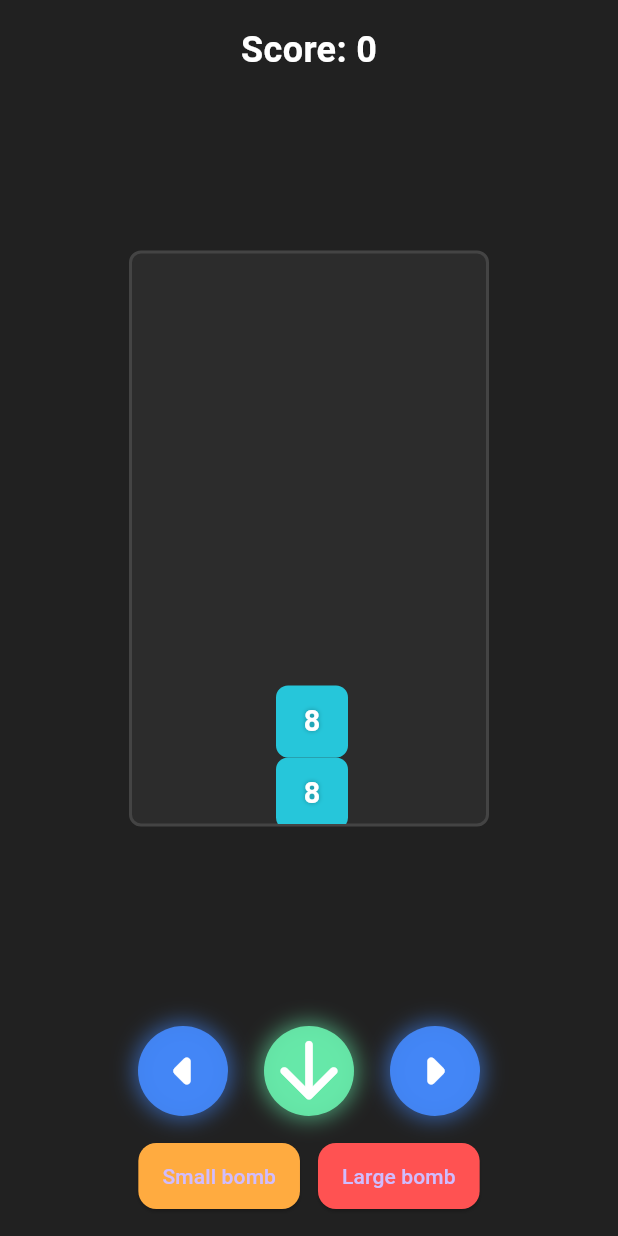
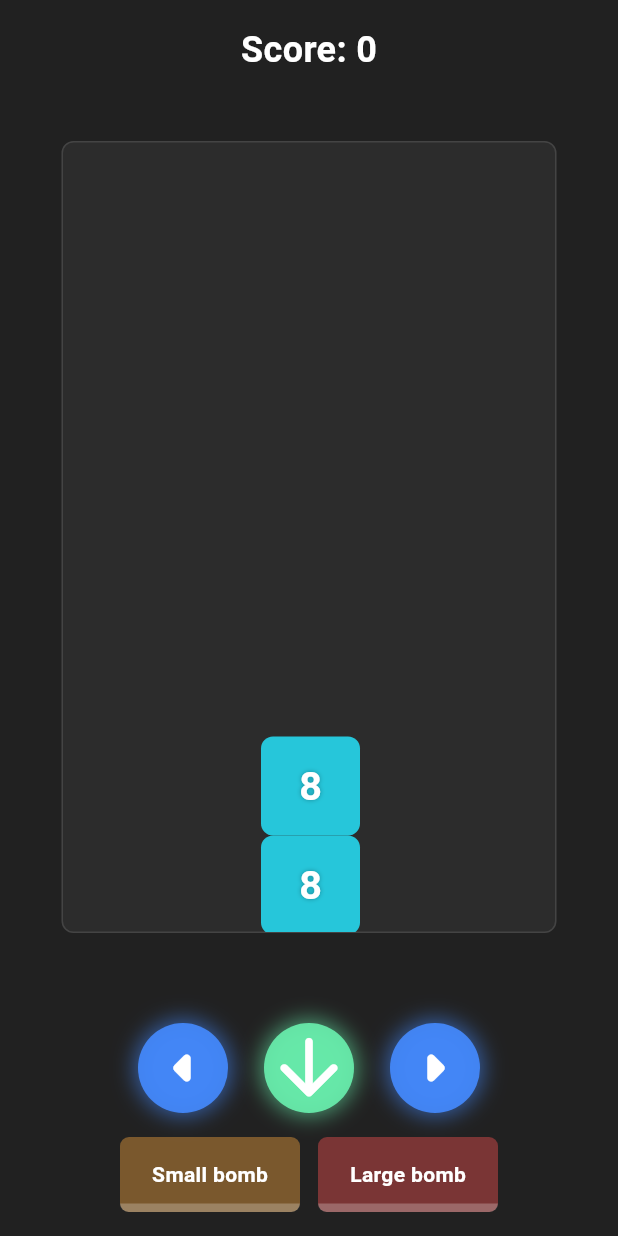
Before and after one commit to Sokolov1111/fallingfussion, a Flutter app: the screen it shows after launch, on a phone screen of 412 x 824 dp. Run offline on Flutter 3.47's test engine with Material 3 defaults, Android fonts, the phone set to English and light mode, and no system bars; our stand-ins replace flutter_riverpod.

Commit message:
feat: added restrictions on the use of bombs and waiting animations

```diff
--- a/lib/core/constants/game_config.dart
+++ b/lib/core/constants/game_config.dart
@@ -1,6 +1,6 @@
 
 class GameConfig {
-  static const double cellSize = 48.0;
+  static const double cellSize = 66.0;
   static const int columns = 5;
   static const int rows = 8;
 
--- a/lib/ui/screens/game_screen.dart
+++ b/lib/ui/screens/game_screen.dart
@@ -1,7 +1,7 @@
 import 'package:fallingfusion/core/enums/block_type.dart';
 import 'package:fallingfusion/logic/providers/game_provider.dart';
 import 'package:fallingfusion/ui/widgets/board_grid.dart';
-import 'package:fallingfusion/ui/widgets/bomb_button.dart';
+import 'package:fallingfusion/ui/widgets/bomb_cooldown_button.dart';
 import 'package:fallingfusion/ui/widgets/control_button.dart';
 import 'package:fallingfusion/ui/widgets/score_panel.dart';
 import 'package:flutter/material.dart';
@@ -48,16 +48,20 @@ class GameScreen extends ConsumerWidget {
                 child: Row(
                   mainAxisAlignment: MainAxisAlignment.center,
                   children: [
-                    BombButton(
+                    BombCooldownButton(
                       label: "Small bomb",
                       color: Colors.orangeAccent,
-                      onTap: () => controller.activateBombMode(BlockType.bombSmall),
+                      onReadyTap: () => controller.useBomb(BlockType.bombSmall),
+                      progress: controller.bombChargeProgress,
+                      isReady: controller.isBombReady,
                     ),
                     const SizedBox(width: 12,),
-                    BombButton(
+                    BombCooldownButton(
                       label: "Large bomb",
                       color: Colors.redAccent,
-                      onTap: () => controller.activateBombMode(BlockType.bombLarge),
+                      onReadyTap: () => controller.useBomb(BlockType.bombLarge),
+                      progress: controller.bombChargeProgress,
+                      isReady: controller.isBombReady,
                     ),
                   ],
                 ),
--- a/lib/ui/widgets/board_grid.dart
+++ b/lib/ui/widgets/board_grid.dart
@@ -28,7 +28,7 @@ class BoardGrid extends ConsumerWidget {
       height: GameConfig.boardHeight,
       decoration: BoxDecoration(
         color: AppColors.boardBackground,
-        border: Border.all(color: AppColors.boardBorder, width: 2),
+        border: Border.all(color: AppColors.boardBorder, width: 1),
         borderRadius: BorderRadius.circular(8),
       ),
       child: Stack(
--- a/lib/ui/widgets/bomb_button.dart
+++ /dev/null
@@ -1,30 +0,0 @@
-import 'package:flutter/material.dart';
-
-class BombButton extends StatelessWidget {
-  final String label;
-  final Color color;
-  final VoidCallback onTap;
-
-  const BombButton({
-    super.key,
-    required this.label,
-    required this.color,
-    required this.onTap,
-  });
-
-  @override
-  Widget build(BuildContext context) {
-    return ElevatedButton(
-        onPressed: onTap,
-        style: ElevatedButton.styleFrom(
-          backgroundColor: color,
-          shape: RoundedRectangleBorder(borderRadius: BorderRadiusGeometry.circular(12)),
-          padding: const EdgeInsets.symmetric(horizontal: 16, vertical: 12),
-        ),
-        child: Text(
-          label,
-          style: const TextStyle(fontSize: 14),
-        ),
-    );
-  }
-}
--- /dev/null
+++ b/lib/ui/widgets/bomb_cooldown_button.dart
@@ -0,0 +1,68 @@
+import 'package:flutter/material.dart';
+
+class BombCooldownButton extends StatelessWidget {
+  final String label;
+  final Color color;
+  final double progress;
+  final bool isReady;
+  final VoidCallback onReadyTap;
+
+  const BombCooldownButton({
+    super.key,
+    required this.label,
+    required this.color,
+    required this.onReadyTap,
+    required this.progress,
+    required this.isReady,
+  });
+
+  @override
+  Widget build(BuildContext context) {
+    return GestureDetector(
+      onTap: isReady ? onReadyTap : null,
+      child: Stack(
+        alignment: Alignment.bottomCenter,
+        children: [
+          AnimatedContainer(
+            duration: const Duration(milliseconds: 300),
+            width: 120,
+            height: 50,
+            decoration: BoxDecoration(
+              color: isReady
+                  ? color.withOpacity(1.0)
+                  : color.withOpacity(0.4),
+              borderRadius: BorderRadius.circular(6),
+              boxShadow: isReady
+                  ? [BoxShadow(color: color.withOpacity(0.5), blurRadius: 10)]
+                  : [],
+            ),
+            alignment: Alignment.center,
+            child: Text(
+              label,
+              style: TextStyle(
+                color: Colors.white,
+                fontWeight: FontWeight.bold,
+                fontSize: 14,
+                shadows: isReady
+                    ? [Shadow(color: Colors.black26, blurRadius: 4)]
+                    : [],
+              ),
+            ),
+          ),
+
+          AnimatedContainer(
+            duration: const Duration(seconds: 1),
+            width: 120,
+            height: 50 * progress,
+            decoration: BoxDecoration(
+              color: Colors.white.withOpacity(0.25),
+              borderRadius: const BorderRadius.vertical(
+                bottom: Radius.circular(6),
+              ),
+            ),
+          ),
+        ],
+      ),
+    );
+  }
+}
```
Also changed, not shown: lib/logic/controllers/game_controller.dart (+40 -0 lines).
